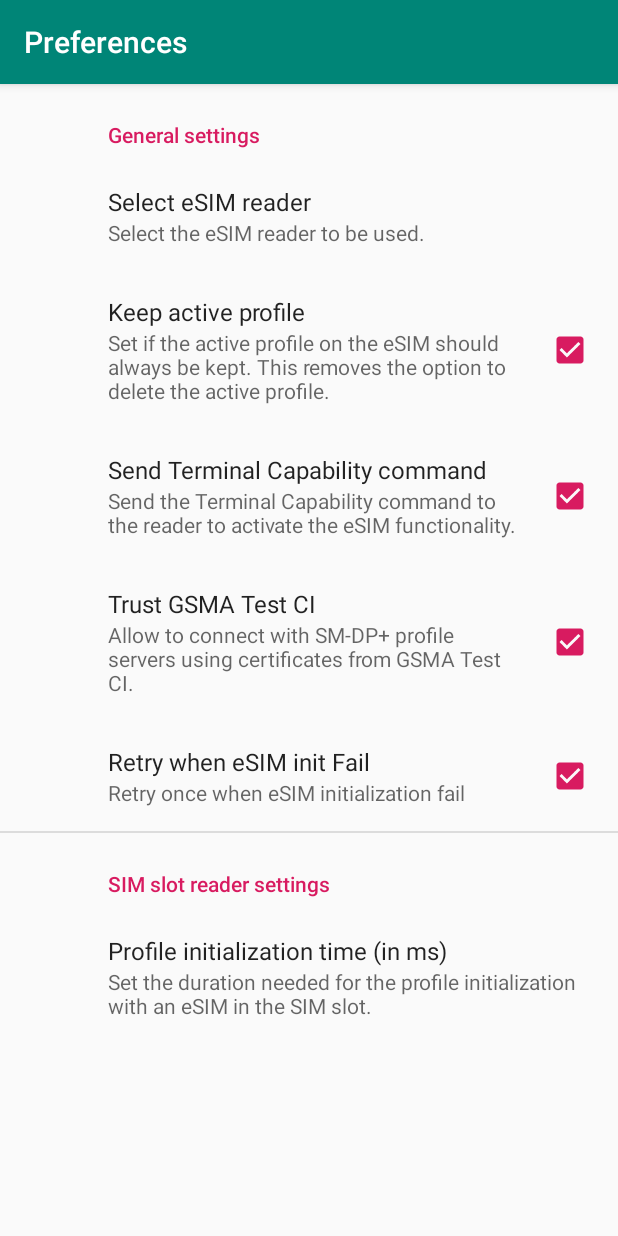
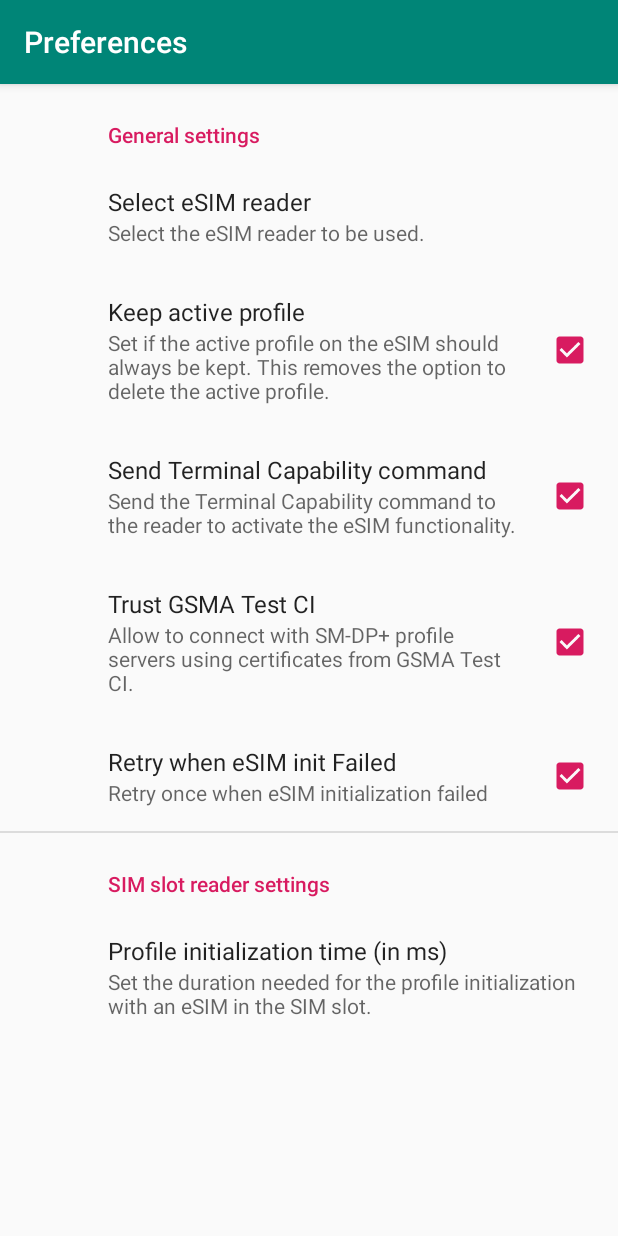
Before and after one commit to CursedHardware/InfiLPA, an Android app: the PreferenceFragment screen opened directly, with no data from a screen before it, on a phone screen of 412 x 824 dp. Run offline under Robolectric (Android 15) with nearby library versions, the light colour scheme and no system bars; our stand-ins replace androidx.preference.

Commit message:
fix: wrong default_value key in retry_when_fail

```diff
--- a/app/src/main/res/values/strings.xml
+++ b/app/src/main/res/values/strings.xml
@@ -146,7 +146,7 @@
     <string name="pref_title_open_logical_channel">Open new logical channel</string>
     <string name="pref_title_trust_gsma_test_ci">Trust GSMA Test CI</string>
     <string name="pref_title_change_mtu">Request higher MTU</string>
-    <string name="pref_title_retry_when_fail">Retry when eSIM init Fail</string>
+    <string name="pref_title_retry_when_fail">Retry when eSIM init Failed</string>
 
     <string name="pref_key_select_se">com.infineon.esim.lpa.pref.select_se</string>
     <string name="pref_key_connect_ble_device">com.infineon.esim.lpa.pref.connect_ble_device</string>
@@ -167,7 +167,7 @@
     <string name="pref_summary_trust_gsma_test_ci">Allow to connect with SM-DP+ profile servers using certificates from GSMA Test CI.</string>
     <string name="pref_summary_connect_ble_device">Connect or disconnect a BLE companion device for the hybrid LPA setup.</string>
     <string name="pref_summary_change_mtu">Set if this device should request a change to a higher MTU from the BLE device. Do not enable for Samsung devices.</string>
-    <string name="pref_summary_retry_when_fail">Retry once when eSIM initialization fail</string>
+    <string name="pref_summary_retry_when_fail">Retry once when eSIM initialization failed</string>
 
     <string name="pref_def_value_select_se" tools:ignore="Typos">NONE</string>
     <string name="pref_def_value_euicc_profile_init_time">4000</string>
--- a/app/src/main/res/xml/preferences.xml
+++ b/app/src/main/res/xml/preferences.xml
@@ -61,7 +61,7 @@
             android:title="@string/pref_title_retry_when_fail"
             android:key="@string/pref_key_retry_when_fail"
             android:summary="@string/pref_summary_retry_when_fail"
-            android:defaultValue="@string/pref_def_value_trust_gsma_test_ci">
+            android:defaultValue="@string/pref_def_value_retry_when_fail">
         </CheckBoxPreference>
     </PreferenceCategory>
 
```
